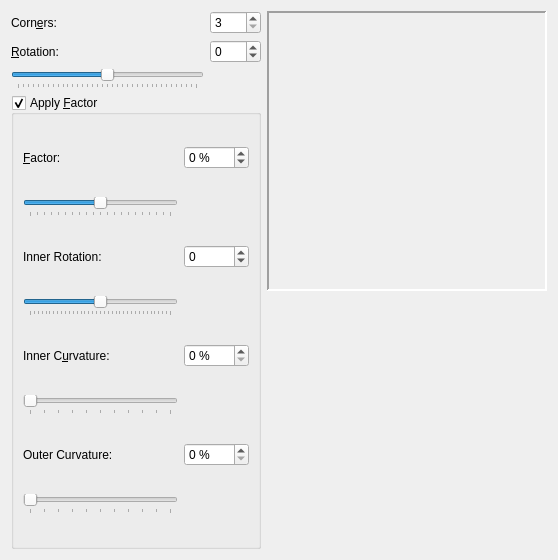
Old version of the form scribus/ui/polygonwidgetbase.ui in the repository scribusproject/scribus.
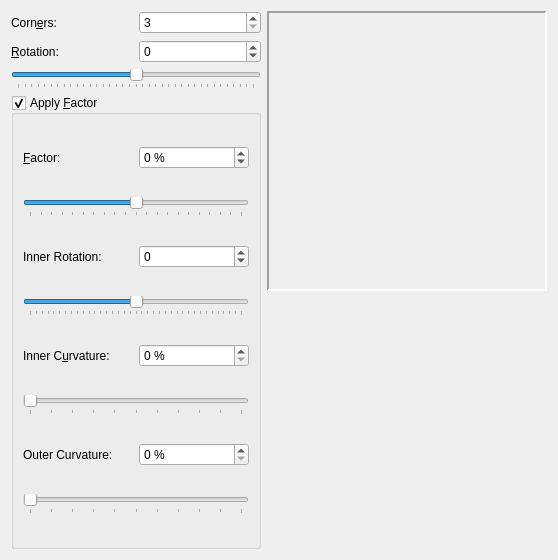
New version of the form. Custom widgets are drawn as their Qt base class.

Commit message: #13260: Enlarge Polygon QSliders to use available space and improve its precision <FirasH>

Diff of the .ui file:
```diff
--- a/scribus/ui/polygonwidgetbase.ui
+++ b/scribus/ui/polygonwidgetbase.ui
@@ -71,7 +71,7 @@
        </property>
       </widget>
      </item>
-     <item row="2" column="0">
+     <item row="2" column="0" colspan="2">
       <widget class="QSlider" name="rotationSlider">
        <property name="toolTip">
         <string>Degrees of rotation for polygons</string>
@@ -193,7 +193,7 @@
         </property>
        </widget>
       </item>
-      <item row="1" column="0">
+      <item row="1" column="0" colspan="2">
        <widget class="QSlider" name="factorSlider">
         <property name="toolTip">
          <string>A negative value will make the polygon concave (or star shaped), a positive value will make it convex</string>
@@ -229,7 +229,7 @@
         </property>
        </widget>
       </item>
-      <item row="3" column="0">
+      <item row="3" column="0" colspan="2">
        <widget class="QSlider" name="innerRotationSlider">
         <property name="minimum">
          <number>-180</number>
@@ -265,7 +265,7 @@
         </property>
        </widget>
       </item>
-      <item row="5" column="0">
+      <item row="5" column="0" colspan="2">
        <widget class="QSlider" name="curvatureSlider">
         <property name="maximum">
          <number>100</number>
@@ -295,7 +295,7 @@
         </property>
        </widget>
       </item>
-      <item row="7" column="0">
+      <item row="7" column="0" colspan="2">
        <widget class="QSlider" name="OuterCurvatureSlider">
         <property name="maximum">
          <number>100</number>
```
